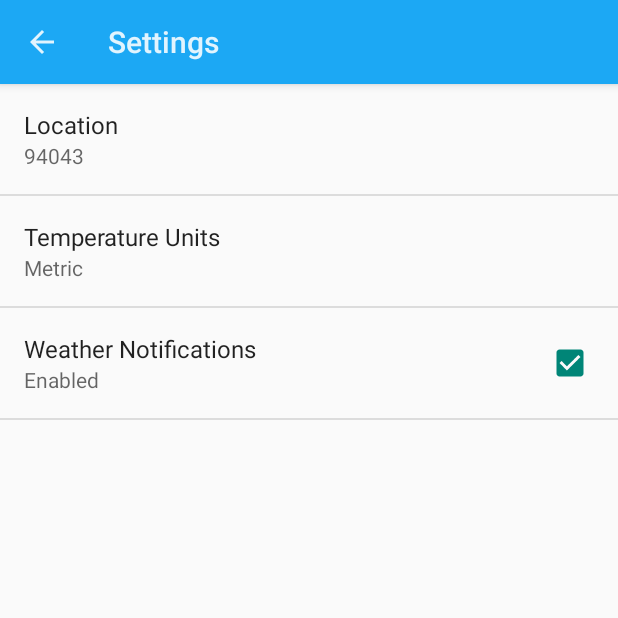
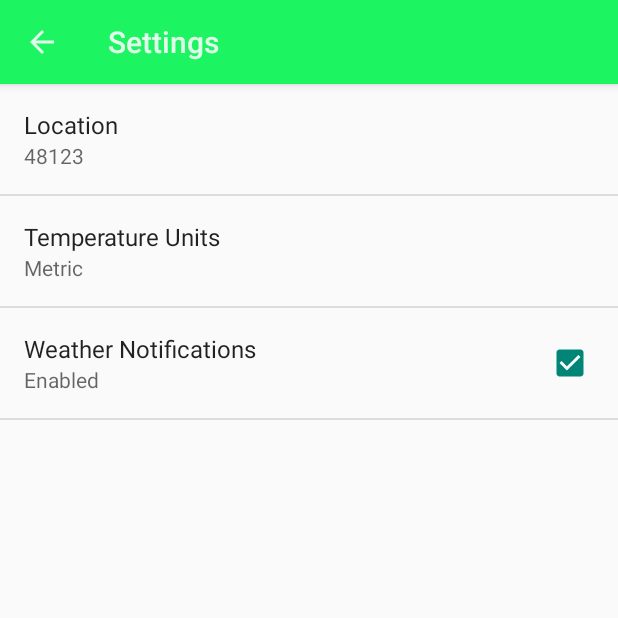
Before and after one commit to alylakhani/Sunshine-App, an Android app: the DetailFragment screen opened directly, with no data from a screen before it, in the options menu, after a tap on "Settings", on a phone screen of 412 x 824 dp, the top half of it. Run offline under Robolectric (Android 15) with nearby library versions, the phone set to English and light mode, and no system bars; 1 statement that could not run was skipped.

```diff
--- a/app/src/main/java/com/example/android/sunshine/app/DetailFragment.java
+++ b/app/src/main/java/com/example/android/sunshine/app/DetailFragment.java
@@ -122,17 +122,6 @@ public class DetailFragment extends Fragment implements LoaderManager.LoaderCall
     public void onCreateOptionsMenu(Menu menu, MenuInflater inflater) {
         // Inflate the menu; this adds items to the action bar if it is present.
         inflater.inflate(R.menu.detailfragment, menu);
-
-        // Retrieve the share menu item
-        MenuItem menuItem = menu.findItem(R.id.action_share);
-
-        // Get the provider and hold onto it to set/change the share intent.
-        mShareActionProvider = (ShareActionProvider) MenuItemCompat.getActionProvider(menuItem);
-
-        // If onLoadFinished happens before this, we can go ahead and set the share intent now.
-        if (mForecast != null) {
-            mShareActionProvider.setShareIntent(createShareForecastIntent());
-        }
     }
 
     private Intent createShareForecastIntent() {
--- a/app/src/main/java/com/example/android/sunshine/app/ForecastFragment.java
+++ b/app/src/main/java/com/example/android/sunshine/app/ForecastFragment.java
@@ -91,7 +91,7 @@ public class ForecastFragment extends Fragment implements LoaderManager.LoaderCa
         /**
          * DetailFragmentCallback for when an item has been selected.
          */
-        public void onItemSelected(Uri dateUri);
+        void onItemSelected(Uri dateUri);
     }
 
     public ForecastFragment() {
--- a/app/src/main/java/com/example/android/sunshine/app/sync/SunshineSyncAdapter.java
+++ b/app/src/main/java/com/example/android/sunshine/app/sync/SunshineSyncAdapter.java
@@ -358,7 +358,7 @@ public class SunshineSyncAdapter extends AbstractThreadedSyncAdapter {
                     // notifications.  Just throw in some data.
                     NotificationCompat.Builder mBuilder =
                             new NotificationCompat.Builder(getContext())
-                                    .setColor(resources.getColor(R.color.sunshine_light_blue))
+                                    .setColor(resources.getColor(R.color.light_green))
                                     .setSmallIcon(iconId)
                                     .setLargeIcon(largeIcon)
                                     .setContentTitle(title)
--- a/app/src/main/res/drawable-v21/today_touch_selector.xml
+++ b/app/src/main/res/drawable-v21/today_touch_selector.xml
@@ -6,10 +6,10 @@
     </item>
 
     <item android:state_activated="true"
-        android:drawable="@color/sunshine_light_blue"/>
+        android:drawable="@color/light_green"/>
 
     <item android:state_selected="true"
-        android:drawable="@color/sunshine_light_blue"/>
+        android:drawable="@color/light_green"/>
 
-    <item android:drawable="@color/sunshine_blue" />
+    <item android:drawable="@color/green" />
 </selector>
--- a/app/src/main/res/drawable-v21/touch_selector.xml
+++ b/app/src/main/res/drawable-v21/touch_selector.xml
@@ -10,7 +10,7 @@
     <!-- When the view is "activated".  In SINGLE_CHOICE_MODE, it flags the active row
          of a ListView -->
     <item android:state_activated="true"
-        android:drawable="@color/sunshine_light_blue" />
+        android:drawable="@color/light_green" />
 
     <!-- Default, "just hangin' out" state. -->
     <item android:drawable="@android:color/transparent" />
--- a/app/src/main/res/drawable/touch_selector.xml
+++ b/app/src/main/res/drawable/touch_selector.xml
@@ -4,12 +4,12 @@
 
     <!-- State when a row is being pressed, but hasn't yet been activated (finger down) -->
     <item android:state_pressed="true"
-        android:drawable="@color/sunshine_light_blue" />
+        android:drawable="@color/light_green" />
 
     <!-- When the view is "activated".  In SINGLE_CHOICE_MODE, it flags the active row
          of a ListView -->
     <item android:state_activated="true"
-        android:drawable="@color/sunshine_light_blue" />
+        android:drawable="@color/light_green" />
 
     <!-- Default, "just hangin' out" state. -->
     <item android:drawable="@android:color/transparent" />
--- a/app/src/main/res/menu/detailfragment.xml
+++ b/app/src/main/res/menu/detailfragment.xml
@@ -1,9 +1,4 @@
 <?xml version="1.0" encoding="utf-8"?>
 
 <menu xmlns:android="http://schemas.android.com/apk/res/android"
-    xmlns:app="http://schemas.android.com/apk/res-auto">
-    <item android:id="@+id/action_share"
-        android:title="@string/action_share"
-        app:showAsAction="always"
-        app:actionProviderClass="android.support.v7.widget.ShareActionProvider" />
-</menu>
+    xmlns:app="http://schemas.android.com/apk/res-auto"></menu>
--- a/app/src/main/res/values-v14/styles.xml
+++ b/app/src/main/res/values-v14/styles.xml
@@ -7,7 +7,7 @@
 
     <!-- Settings activity action bar styles -->
     <style name="ActionBar.V14.Sunshine.NoTitle" parent="@android:style/Widget.Holo.Light.ActionBar.Solid.Inverse">
-        <item name="android:background">@color/sunshine_blue</item>
+        <item name="android:background">@color/green</item>
         <item name="android:height">56dp</item>
     </style>
 </resources>
--- a/app/src/main/res/values-v21/styles.xml
+++ b/app/src/main/res/values-v21/styles.xml
@@ -2,8 +2,8 @@
 <resources>
     <!-- Settings activity theme. -->
     <style name="SettingsTheme" parent="@android:style/Theme.Material.Light.DarkActionBar">
-        <item name="android:colorPrimary">@color/sunshine_blue</item>
-        <item name="android:colorPrimaryDark">@color/sunshine_dark_blue</item>
+        <item name="android:colorPrimary">@color/green</item>
+        <item name="android:colorPrimaryDark">@color/dark_green</item>
     </style>
 
 </resources>
--- a/app/src/main/res/values/colors.xml
+++ b/app/src/main/res/values/colors.xml
@@ -6,8 +6,8 @@
     <color name="grey_700">#646464</color>
     <color name="black">#000000</color>
 
-    <color name="sunshine_light_blue">#ff64c2f4</color>
-    <color name="sunshine_blue">#ff1ca8f4</color>
-    <color name="sunshine_dark_blue">#0288D1</color>
+    <color name="light_green">#64f49c</color>
+    <color name="green">#1cf461</color>
+    <color name="dark_green">#02d144</color>
 
 </resources>
--- a/app/src/main/res/values/strings.xml
+++ b/app/src/main/res/values/strings.xml
@@ -28,7 +28,7 @@
     <string name="pref_location_key" translatable="false">location</string>
 
     <!-- Default postal code for location preference [CHAR LIMIT=NONE] -->
-    <string name="pref_location_default" translatable="false">94043</string>
+    <string name="pref_location_default" translatable="false">48123</string>
 
     <!-- Strings related to Notification Enabled preference -->
     <string name="pref_enable_notifications_key" translatable="false">enable_notifications</string>
@@ -47,7 +47,7 @@
     <string name="pref_units_label_metric">Metric</string>
 
     <!-- Label for imperial option in temperature unit preference [CHAR LIMIT=25] -->
-    <string name="pref_units_label_imperial">Imperial</string>
+    <string name="pref_units_label_imperial">Standard</string>
 
     <!-- Key name for temperature unit preference in SharedPreferences [CHAR LIMIT=NONE] -->
     <string name="pref_units_key" translatable="false">units</string>
@@ -56,7 +56,7 @@
     <string name="pref_units_metric" translatable="false">metric</string>
 
     <!-- Value in SharedPreferences for imperial temperature unit option [CHAR LIMIT=NONE] -->
-    <string name="pref_units_imperial" translatable="false">imperial</string>
+    <string name="pref_units_imperial" translatable="false">standard</string>
 
 
     <!-- Language-specific constants -->
--- a/app/src/main/res/values/styles.xml
+++ b/app/src/main/res/values/styles.xml
@@ -2,8 +2,8 @@
 
    <!-- Base application theme. -->
     <style name="AppTheme" parent="@style/Theme.AppCompat.Light.DarkActionBar">
-        <item name="colorPrimary">@color/sunshine_blue</item>
-        <item name="colorPrimaryDark">@color/sunshine_dark_blue</item>
+        <item name="colorPrimary">@color/green</item>
+        <item name="colorPrimaryDark">@color/dark_green</item>
     </style>
 
     <!-- Main activity theme. -->
```
Also changed, not shown: app/src/main/res/drawable/today_touch_selector.xml (+4 -4 lines).
